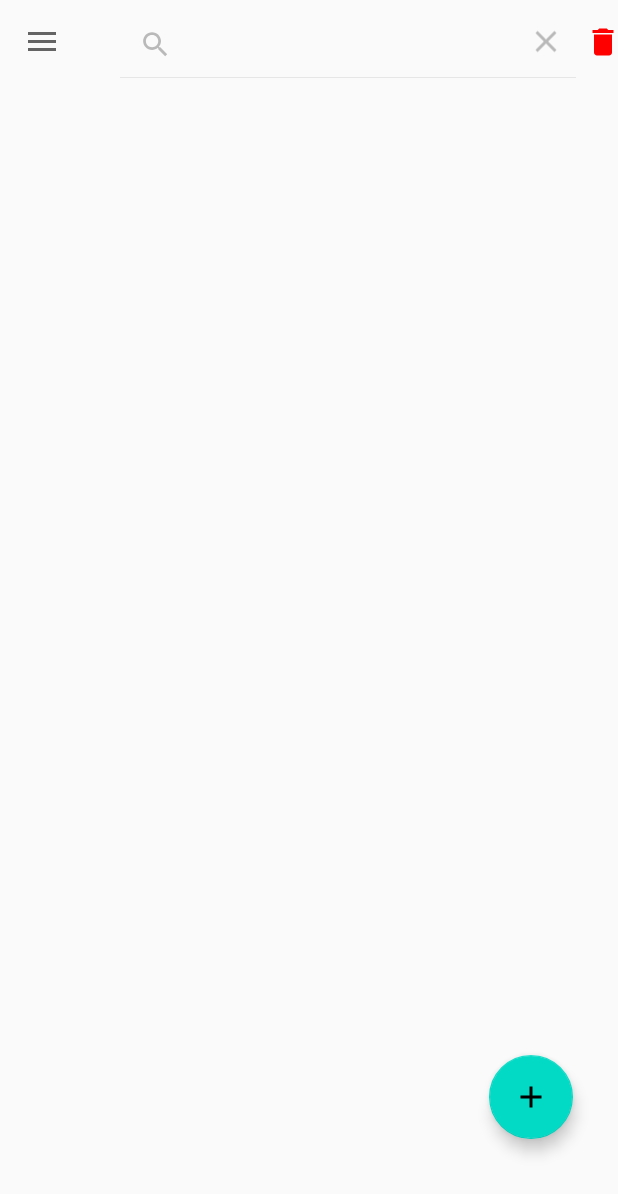
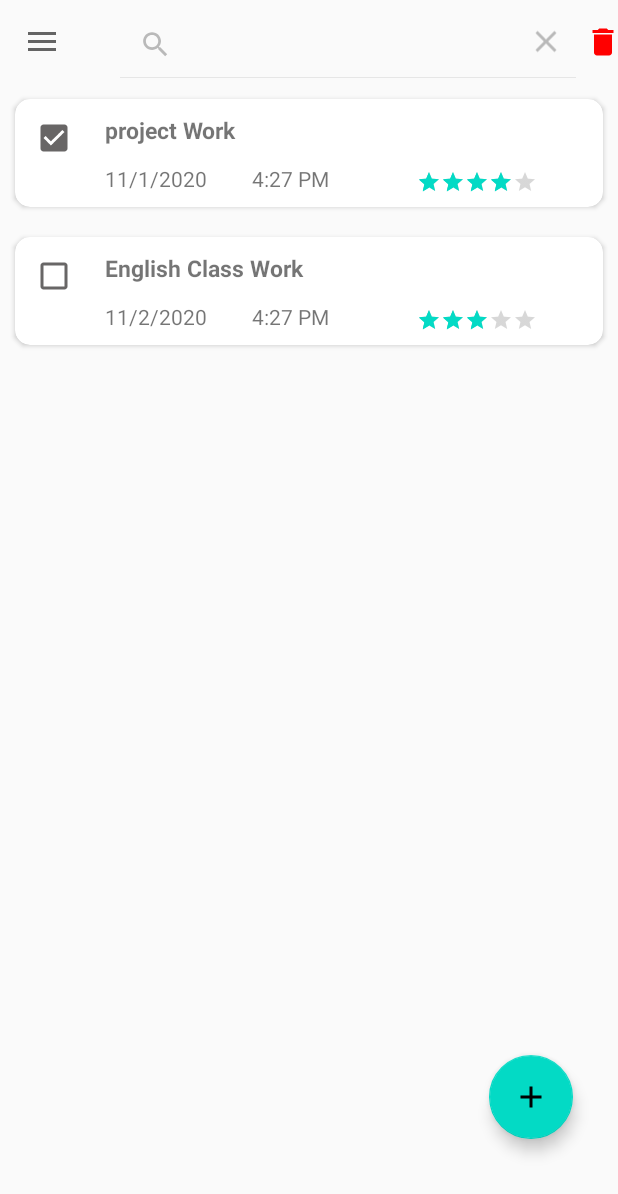
Before and after one commit to Tanimul/To_Do_Kotlin, an Android app: the screen it shows after launch (MainActivity), after a tap on "Search", on a phone screen of 412 x 824 dp. Shown: the top 1194 px of the screen. Run offline under Robolectric (Android 15) with nearby library versions, the phone set to English and light mode, and no system bars; our stand-ins replace Room's generated code.

Commit message:
database add

```diff
--- /dev/null
+++ b/app/src/main/java/com/example/todokotlin/Adapter/WorkListAdapter.kt
@@ -0,0 +1,66 @@
+/*
+ * Copyright (C) 2017 Google Inc.
+ *
+ * Licensed under the Apache License, Version 2.0 (the "License");
+ * you may not use this file except in compliance with the License.
+ * You may obtain a copy of the License at
+ *
+ *      http://www.apache.org/licenses/LICENSE-2.0
+ *
+ * Unless required by applicable law or agreed to in writing, software
+ * distributed under the License is distributed on an "AS IS" BASIS,
+ * WITHOUT WARRANTIES OR CONDITIONS OF ANY KIND, either express or implied.
+ * See the License for the specific language governing permissions and
+ * limitations under the License.
+ */
+
+package com.example.todokotlin.Adapter
+
+import android.content.Context
+import android.view.LayoutInflater
+import android.view.View
+import android.view.ViewGroup
+import android.widget.CheckBox
+import android.widget.RatingBar
+import android.widget.TextView
+import androidx.recyclerview.widget.RecyclerView
+import com.example.todokotlin.Model.Work
+import com.example.todokotlin.R
+
+class WorkListAdapter(context: Context) : RecyclerView.Adapter<WorkListAdapter.WordViewHolder>() {
+
+    private val inflater: LayoutInflater = LayoutInflater.from(context)
+    private var works = emptyList<Work>()
+
+    inner class WordViewHolder(itemView: View) : RecyclerView.ViewHolder(itemView) {
+        val rc_task_name: TextView = itemView.findViewById(R.id.rc_task_name)
+        val rc_textview_date: TextView = itemView.findViewById(R.id.rc_textview_date)
+        val rc_textview_duetime: TextView = itemView.findViewById(R.id.rc_textview_duetime)
+        val rc_ratingBar: RatingBar = itemView.findViewById(R.id.rc_ratingBar)
+        val checkbox_meat: CheckBox = itemView.findViewById(R.id.checkbox_meat)
+
+    }
+
+    override fun onCreateViewHolder(parent: ViewGroup, viewType: Int): WordViewHolder {
+        val itemView = inflater.inflate(R.layout.taskcard, parent, false)
+        return WordViewHolder(itemView)
+    }
+
+    override fun onBindViewHolder(holder: WordViewHolder, position: Int) {
+        val current = works[position]
+        holder.rc_task_name.text = current.event_name
+        holder.rc_textview_date.text = current.date
+        holder.rc_textview_duetime.text = current.due_time
+        holder.rc_ratingBar.rating= current.rating!!
+
+        holder.checkbox_meat.isChecked = current.isCom==true
+
+    }
+
+    internal fun setWorks(works: List<Work>) {
+        this.works = works
+        notifyDataSetChanged()
+    }
+
+    override fun getItemCount() = works.size
+}
--- /dev/null
+++ b/app/src/main/java/com/example/todokotlin/Interface/WorkDao.kt
@@ -0,0 +1,26 @@
+package com.example.todokotlin.Interface
+
+import androidx.lifecycle.LiveData
+import androidx.room.*
+import com.example.todokotlin.Model.Work
+
+@Dao
+interface WorkDao  {
+
+    @Insert
+    suspend fun insert(work: Work) //insert single data
+
+    @Update
+    suspend fun update(work: Work) //update single data
+
+    @Delete
+    suspend fun delete(work: Work) //delete single data
+
+    @Query("DELETE FROM work_table")
+    suspend fun Deleteallwork() //delete all work
+
+    @Query("SELECT * FROM work_table ORDER BY rating DESC")
+    fun getallworks(): LiveData<List<Work>> //showing data
+
+
+}
--- /dev/null
+++ b/app/src/main/java/com/example/todokotlin/Model/Work.kt
@@ -0,0 +1,17 @@
+package com.example.todokotlin.Model
+
+import android.media.Rating
+import androidx.room.Entity
+import androidx.room.PrimaryKey
+
+@Entity(tableName = "work_table")
+data class Work(
+    var event_name: String?,
+    var date: String?,
+    var due_time: String?,
+    var rating: Float?,
+    var isCom: Boolean?
+) {
+    @PrimaryKey(autoGenerate = true)
+    var id: Int = 0
+}
--- /dev/null
+++ b/app/src/main/java/com/example/todokotlin/Room/WorkDatabase.kt
@@ -0,0 +1,59 @@
+package com.example.todokotlin.Room
+
+import android.content.Context
+import androidx.room.Database
+import androidx.room.Room
+import androidx.room.RoomDatabase
+import androidx.sqlite.db.SupportSQLiteDatabase
+import com.example.todokotlin.Interface.WorkDao
+import com.example.todokotlin.Model.Work
+import kotlinx.coroutines.CoroutineScope
+import kotlinx.coroutines.Dispatchers
+import kotlinx.coroutines.launch
+
+@Database(entities = [Work::class], version = 1, exportSchema = false)
+abstract class WorkDatabase : RoomDatabase() {
+
+    abstract fun workDao(): WorkDao
+
+    companion object {
+        @Volatile
+        private var instance: WorkDatabase? = null
+
+        @Synchronized
+        fun getInstance(context: Context, scope: CoroutineScope): WorkDatabase? {
+            if (instance == null) {
+                instance = Room.databaseBuilder(
+                    context.applicationContext,
+                    WorkDatabase::class.java, "work_database"
+                )
+
+                    .fallbackToDestructiveMigration()
+                    .addCallback(WordDatabaseCallback(scope))
+                    .build()
+            }
+            return instance
+        }
+
+        private class WordDatabaseCallback(
+            private val scope: CoroutineScope
+        ) : RoomDatabase.Callback() {
+
+            override fun onOpen(db: SupportSQLiteDatabase) {
+                super.onOpen(db)
+                instance?.let { database ->
+                    scope.launch(Dispatchers.IO) {
+
+                        populateDatabase(database.workDao())
+                    }
+                }
+            }
+        }
+
+        suspend fun populateDatabase(workDao: WorkDao) {
+            workDao.Deleteallwork()
+            workDao.insert(Work("project Work", "11/1/2020", "4:27 PM", 4.0f, true))
+            workDao.insert(Work("English Class Work", "11/2/2020", "4:27 PM", 3.0f, false))
+        }
+    }
+}
--- /dev/null
+++ b/app/src/main/java/com/example/todokotlin/Room/WorkViewModel.kt
@@ -0,0 +1,41 @@
+package com.example.todokotlin.Room
+
+import android.app.Application
+import androidx.lifecycle.AndroidViewModel
+import androidx.lifecycle.LiveData
+import androidx.lifecycle.viewModelScope
+import com.example.todokotlin.Model.Work
+import kotlinx.coroutines.Dispatchers
+import kotlinx.coroutines.launch
+
+ class WorkViewModel(application: Application) : AndroidViewModel(application) {
+
+
+    private val workRepository: WorkRepository
+    val allWorks: LiveData<List<Work>>
+
+    init {
+        val worksDao = WorkDatabase.getInstance(application, viewModelScope)?.workDao()
+        workRepository = WorkRepository(worksDao!!)
+        allWorks = workRepository.allworkes
+    }
+
+
+     fun insert(work: Work) = viewModelScope.launch(Dispatchers.IO) {
+        workRepository.insert(work)
+    }
+
+
+     fun update(work: Work)= viewModelScope.launch(Dispatchers.IO) {
+        workRepository.update(work)
+    }
+
+     fun delete(work: Work)= viewModelScope.launch(Dispatchers.IO) {
+        workRepository.delete(work)
+    }
+
+     fun deleteallworks()= viewModelScope.launch(Dispatchers.IO) {
+        workRepository.deleteallwork()
+    }
+
+}
--- a/app/src/main/java/com/example/todokotlin/Ui/MainActivity.kt
+++ b/app/src/main/java/com/example/todokotlin/Ui/MainActivity.kt
@@ -1,5 +1,6 @@
 package com.example.todokotlin.Ui
 
+import android.app.Activity
 import android.content.Intent
 import android.os.Bundle
 import android.view.Menu
@@ -9,7 +10,13 @@ import android.widget.Toast
 import androidx.appcompat.app.ActionBarDrawerToggle
 import androidx.appcompat.app.AppCompatActivity
 import androidx.core.view.GravityCompat
+import androidx.lifecycle.Observer
+import androidx.lifecycle.ViewModelProviders
+import androidx.recyclerview.widget.LinearLayoutManager
+import androidx.recyclerview.widget.RecyclerView
+import com.example.todokotlin.Adapter.WorkListAdapter
 import com.example.todokotlin.R
+import com.example.todokotlin.Room.WorkViewModel
 import com.example.todokotlin.databinding.ActivityMainBinding
 import com.google.android.material.navigation.NavigationView
 import kotlinx.android.synthetic.main.activity_main.*
@@ -20,6 +27,8 @@ class MainActivity : AppCompatActivity(), NavigationView.OnNavigationItemSelecte
     private lateinit var toggle: ActionBarDrawerToggle
     private var backpressed: Long = 0
     private var backtost: Toast? = null
+    private val newWordActivityRequestCode = 1
+    private lateinit var workViewModel: WorkViewModel
 
     override fun onCreate(savedInstanceState: Bundle?) {
         super.onCreate(savedInstanceState)
@@ -43,13 +52,32 @@ class MainActivity : AppCompatActivity(), NavigationView.OnNavigationItemSelecte
 
         //Add New Task
         binding.addWorkFloatingButton2.setOnClickListener {
-            //Start-new-activity -->Add New Task
-            startActivity(Intent(this, AddUpdateActivity::class.java));
+            val intent = Intent(this, AddUpdateActivity::class.java)
+            startActivityForResult(intent, newWordActivityRequestCode)
         }
 
         // Navigation item Clicking Event
         binding.navView.setNavigationItemSelectedListener(this)
 
+
+        val recyclerView = findViewById<RecyclerView>(R.id.recyclerView2)
+        val adapter = WorkListAdapter(this)
+        recyclerView.adapter = adapter
+        recyclerView.layoutManager = LinearLayoutManager(this)
+
+
+        workViewModel = ViewModelProviders.of(this).get(WorkViewModel::class.java)
+
+
+        workViewModel.allWorks.observe(
+            this,
+            Observer { works ->
+
+                works?.let {
+                    adapter.setWorks(it)
+                }
+            }
+        )
     }
 
     // Inflate the menu for search and delete icon
@@ -65,36 +93,16 @@ class MainActivity : AppCompatActivity(), NavigationView.OnNavigationItemSelecte
         //Start-new-activity
         when (menuitem.itemId) {
             R.id.nav_addwork -> {
-                startActivity(Intent(this, AddUpdateActivity::class.java))
-                //                intent = new Intent(HomeActivity.this, Addwork.class);
-//                startActivityForResult(intent, 1);
-//                break;
+                val intent = Intent(this, AddUpdateActivity::class.java)
+                startActivityForResult(intent, newWordActivityRequestCode)
             }
 
             R.id.nav_share -> {
-                //           intent = new Intent(Intent.ACTION_SEND);
-//                ApplicationInfo api = getApplicationContext().getApplicationInfo();
-//                String apkpath = api.sourceDir;
-//                /// intent.putExtra(Intent.EXTRA_TEXT, "apps address "))
-//                intent.putExtra(Intent.EXTRA_TEXT, Uri.fromFile(new File(apkpath)));
-//                intent.setType("text/plain");
-//                startActivity(Intent.createChooser(intent, "Share with"));
-//                break;
+
             }
             R.id.nav_setting -> {
                 startActivity(Intent(this, SettingActivity::class.java))
             }
-
-
-//            case R.id.nav_rate_me:
-//                try {
-//                    startActivity(new Intent(Intent.ACTION_VIEW, Uri.parse("market://details?id=" + getPackageName())));
-//                } catch (ActivityNotFoundException e) {
-//                    startActivity(new Intent(Intent.ACTION_VIEW, Uri.parse("https://play.google.com/store/apps/details?id=" + getPackageName())));
-//                }
-//                break;
-//
-
             R.id.nav_about -> {
                 startActivity(Intent(this, AboutActivity::class.java))
             }
@@ -124,4 +132,5 @@ class MainActivity : AppCompatActivity(), NavigationView.OnNavigationItemSelecte
         }
         backpressed = System.currentTimeMillis()
     }
+
 }
```
Also changed, not shown: app/build.gradle (+17 -2 lines), app/src/main/java/com/example/todokotlin/Room/WorkRepository.kt (added, +32 -0 lines), app/src/main/java/com/example/todokotlin/Ui/AboutActivity.kt (+10 -1 lines), app/src/main/java/com/example/todokotlin/Ui/AddUpdateActivity.kt (+12 -3 lines), app/src/main/java/com/example/todokotlin/Ui/SettingActivity.kt (+9 -1 lines), app/src/main/res/layout/activity_about.xml (+7 -1 lines), app/src/main/res/layout/activity_add_update.xml (+8 -1 lines), app/src/main/res/layout/activity_setting.xml (+8 -3 lines).
